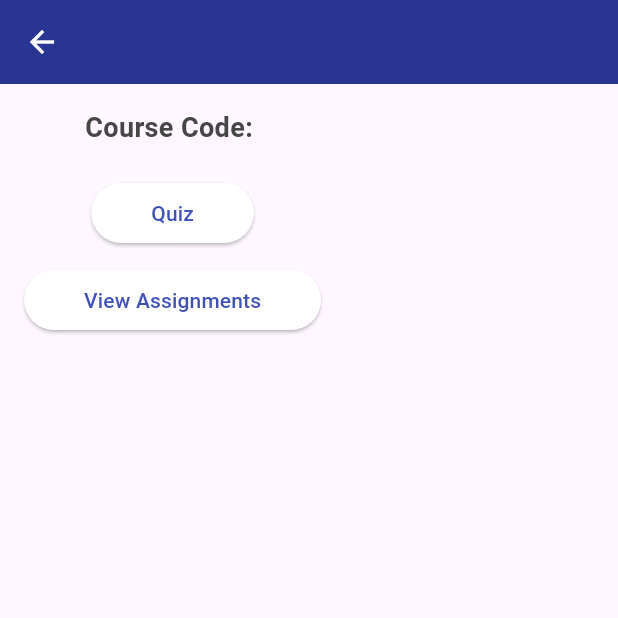
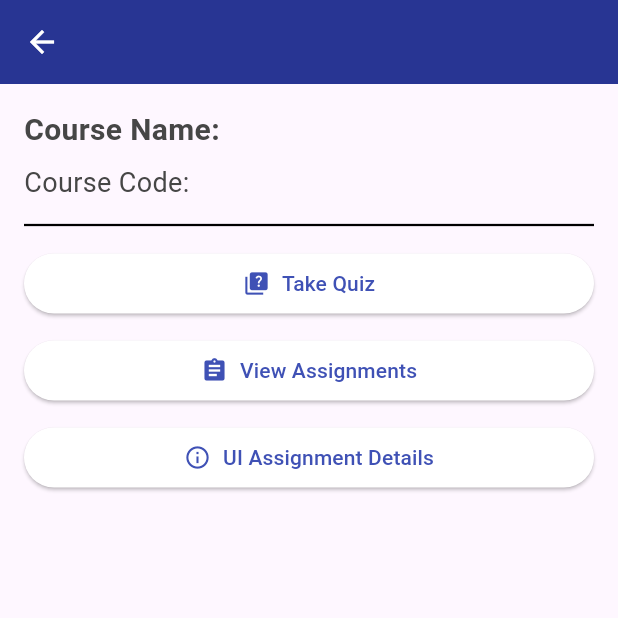
Before and after one commit to MobileProgramming2025/MobileProgramming, a Flutter app: the CourseDetailsScreen screen opened directly with empty values, on a phone screen of 412 x 824 dp, the top half of it. Run offline on Flutter 3.47's test engine with Material 3 defaults, Android fonts, the phone set to English and light mode, and no system bars; our stand-ins replace cloud_firestore, file_picker, firebase_auth, firebase_core, firebase_storage, flutter_riverpod and 6 more; accounts and stored records are empty.

Commit message:
attempt quiz still

```diff
--- a/lib/models/Quiz.dart
+++ b/lib/models/Quiz.dart
@@ -1,13 +1,13 @@
 import 'package:mobileprogramming/models/Question.dart';
 
 class Quiz {
-  String id;
-  String title;
-  DateTime startDate;
-  Duration duration;
-  List<Question> questions;
-  String courseId;
-  String createdBy;
+  String id; // Unique identifier for the quiz
+  String title; // Title of the quiz
+  DateTime startDate; // Start date and time of the quiz
+  Duration duration; // Duration of the quiz
+  List<Question> questions; // List of questions in the quiz
+  String courseId; // ID of the associated course
+  String createdBy; // Name or ID of the creator (e.g., doctor or teacher)
 
   Quiz({
     required this.id,
@@ -19,23 +19,25 @@ class Quiz {
     required this.createdBy,
   });
 
+  /// Factory constructor to create a Quiz instance from JSON data
   factory Quiz.fromJson(Map<String, dynamic> json) {
     return Quiz(
-      id: json['id'],
-      title: json['title'],
-      startDate: DateTime.parse(json['startDate']),
+      id: json['id'] as String,
+      title: json['title'] as String,
+      startDate: DateTime.parse(json['startDate'] as String),
       duration: Duration(
-        hours: json['duration']['hours'],
-        minutes: json['duration']['minutes'],
+        hours: (json['duration']['hours'] ?? 0) as int,
+        minutes: (json['duration']['minutes'] ?? 0) as int,
       ),
-      questions: (json['questions'] as List)
-          .map((q) => Question.fromJson(q))
+      questions: (json['questions'] as List<dynamic>)
+          .map((q) => Question.fromJson(q as Map<String, dynamic>))
           .toList(),
-      courseId: json['courseId'],
-      createdBy: json['createdBy'],
+      courseId: json['courseId'] as String,
+      createdBy: json['createdBy'] as String,
     );
   }
 
+  /// Converts a Quiz instance into a JSON-compatible map
   Map<String, dynamic> toJson() {
     return {
       'id': id,
@@ -43,7 +45,7 @@ class Quiz {
       'startDate': startDate.toIso8601String(),
       'duration': {
         'hours': duration.inHours,
-        'minutes': duration.inMinutes % 60,  // only the remaining minutes after hours
+        'minutes': duration.inMinutes % 60,
       },
       'questions': questions.map((q) => q.toJson()).toList(),
       'courseId': courseId,
@@ -51,6 +53,7 @@ class Quiz {
     };
   }
 
+  /// Convenience factory method to create a Quiz instance
   factory Quiz.create({
     required String id,
     required String title,
@@ -71,6 +74,7 @@ class Quiz {
     );
   }
 
+  /// Creates a copy of the Quiz instance with updated values
   Quiz copyWith({
     String? id,
     String? title,
@@ -91,5 +95,12 @@ class Quiz {
     );
   }
 
+  /// Calculates the end date and time of the quiz
   DateTime get endDate => startDate.add(duration);
+
+  /// Determines if the quiz is currently active based on the current time
+  bool get isActive {
+    final now = DateTime.now();
+    return now.isAfter(startDate) && now.isBefore(endDate);
+  }
 }
--- a/lib/screens/UserScreens/CourseSectionsScreen.dart
+++ b/lib/screens/UserScreens/CourseSectionsScreen.dart
@@ -1,65 +1,148 @@
 import 'package:flutter/material.dart';
+import 'package:mobileprogramming/models/Quiz.dart';
 import 'package:mobileprogramming/screens/AssignmentScreens/student_assignment_list.dart';
-import 'package:mobileprogramming/screens/AssignmentScreens/ui-assignment-details.dart';
 import 'package:mobileprogramming/screens/QuizTrail/quiz_attempt_screen.dart';
 import 'package:mobileprogramming/models/user.dart';
 
-class CourseDetailsScreen extends StatelessWidget {
+import 'package:mobileprogramming/services/quiz_service.dart'; // Assuming you have a service to fetch quizzes
+
+class CourseDetailsScreen extends StatefulWidget {
   final String courseId;
   final String courseName;
   final String courseCode;
   final String userId;
   final User user;
+
   const CourseDetailsScreen({
     super.key,
     required this.courseId,
     required this.courseName,
     required this.courseCode,
     required this.userId,
-    required this.user
+    required this.user,
   });
+
+  @override
+  State<CourseDetailsScreen> createState() => _CourseDetailsScreenState();
+}
+
+class _CourseDetailsScreenState extends State<CourseDetailsScreen> {
+  late Quiz quiz; // Declare the quiz variable
+  bool isLoading = true; // To show a loading indicator while fetching quiz data
+
+  @override
+  void initState() {
+    super.initState();
+    // Fetch the quiz dynamically using the courseId or any other relevant information
+    _fetchQuizData();
+  }
+
+  // Method to fetch the quiz data
+  void _fetchQuizData() async {
+    try {
+      // Assuming you have a QuizService that fetches quizzes based on courseId
+      List<Quiz> fetchedQuizzes = await QuizService().fetchQuizzesByCourseId(widget.courseId);
+
+      if (fetchedQuizzes.isNotEmpty) {
+        setState(() {
+          quiz = fetchedQuizzes.first; // Assuming you're taking the first quiz from the list
+          isLoading = false;  // Hide the loading indicator
+        });
+      } else {
+        setState(() {
+          isLoading = false;  // Hide loading indicator if no quiz is found
+        });
+        // Handle error or show message to the user if no quiz found
+        print("No quizzes found for this course.");
+      }
+    } catch (error) {
+      setState(() {
+        isLoading = false;  // Hide loading indicator in case of an error
+      });
+      // Handle error (e.g., show a message to the user)
+      print("Error fetching quiz: $error");
+    }
+  }
 
   @override
   Widget build(BuildContext context) {
     return Scaffold(
       appBar: AppBar(
-        title: Text(courseName),
+        title: Text(widget.courseName),
+        centerTitle: true,
       ),
       body: Padding(
         padding: const EdgeInsets.all(16.0),
-        child: Column(
+        child: isLoading
+            ? const Center(child: CircularProgressIndicator()) // Show loading indicator while fetching
+            : Column(
+                crossAxisAlignment: CrossAxisAlignment.start,
                 children: [
+                  // Course Details Section
                   Text(
-              'Course Code: $courseCode',
-              style: TextStyle(fontSize: 18, fontWeight: FontWeight.bold),
+                    'Course Name: ${widget.courseName}',
+                    style: const TextStyle(fontSize: 20, fontWeight: FontWeight.bold),
                   ),
-            SizedBox(height: 20),
-            ElevatedButton(
+                  const SizedBox(height: 8),
+                  Text(
+                    'Course Code: ${widget.courseCode}',
+                    style: const TextStyle(fontSize: 18),
+                  ),
+                  const Divider(height: 30, thickness: 1.5),
+
+                  // Action Buttons Section
+                  Expanded(
+                    child: ListView(
+                      children: [
+                        // Quiz Button
+                        ElevatedButton.icon(
                           onPressed: () {
                             Navigator.push(
                               context,
                               MaterialPageRoute(
-                    builder: (context) => QuizAttemptScreen(
-                      courseId: courseId,
-                      userId: userId,
+                                builder: (context) => AttemptQuizScreen(
+                                  courseId: widget.courseId,
+                                  userId: widget.userId,
+                                  quiz: quiz, // Pass the dynamically fetched Quiz object
                                 ),
                               ),
                             );
                           },
-              child: Text('Quiz'),
+                          icon: const Icon(Icons.quiz),
+                          label: const Text('Take Quiz'),
                         ),
-            SizedBox(height: 10),
-            ElevatedButton(
+                        const SizedBox(height: 10),
+
+                        // Assignments Button
+                        ElevatedButton.icon(
                           onPressed: () {
                             Navigator.push(
                               context,
                               MaterialPageRoute(
-                     builder: (context) => StudentAssignmentListScreen(user: user),
-
+                                builder: (context) => StudentAssignmentListScreen(user: widget.user),
                               ),
                             );
                           },
-              child: Text('View Assignments'),
+                          icon: const Icon(Icons.assignment),
+                          label: const Text('View Assignments'),
+                        ),
+                        const SizedBox(height: 10),
+
+                        // UI Assignment Details (Optional)
+                        ElevatedButton.icon(
+                          onPressed: () {
+                            Navigator.push(
+                              context,
+                              MaterialPageRoute(
+                                builder: (context) => StudentAssignmentListScreen(user: widget.user),
+                              ),
+                            );
+                          },
+                          icon: const Icon(Icons.info_outline),
+                          label: const Text('UI Assignment Details'),
+                        ),
+                      ],
+                    ),
                   ),
                 ],
               ),
--- a/lib/screens/UserScreens/user_home.dart
+++ b/lib/screens/UserScreens/user_home.dart
@@ -75,7 +75,8 @@ class _UserHomeState extends State<UserHome> {
                             courseName: course['name'],
                             courseCode: course['code'],
                             userId: user.id,
-                          user : user
+                          user : user,
+
                           ),
                         ),
                       );
```
Also changed, not shown: lib/models/AttemptQuiz.dart (added, +32 -0 lines), lib/screens/QuizTrail/quiz_attempt_screen.dart (+21 -92 lines), lib/services/quiz_service.dart (+16 -0 lines). Lines whose indentation alone changed are shown as unchanged.
